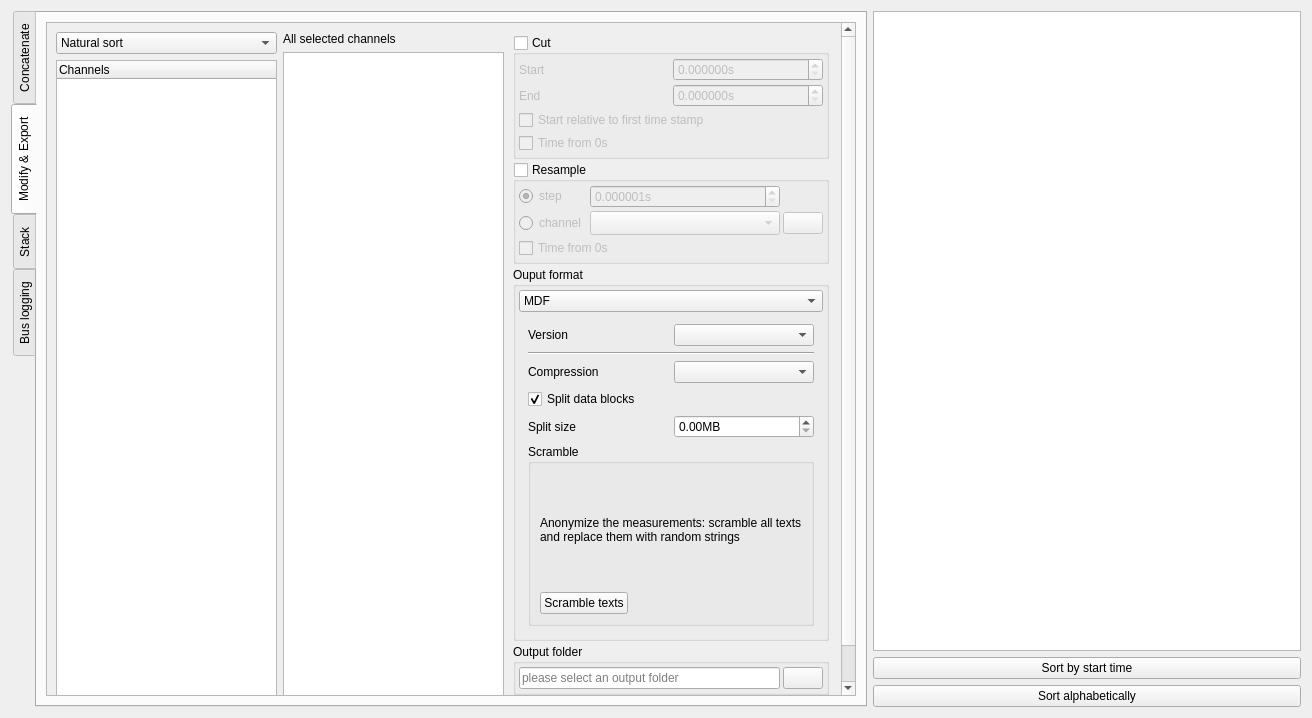
Above: src/asammdf/gui/ui/batch_widget.ui from danielhrisca/asammdf before the change. Below: the same form after it.
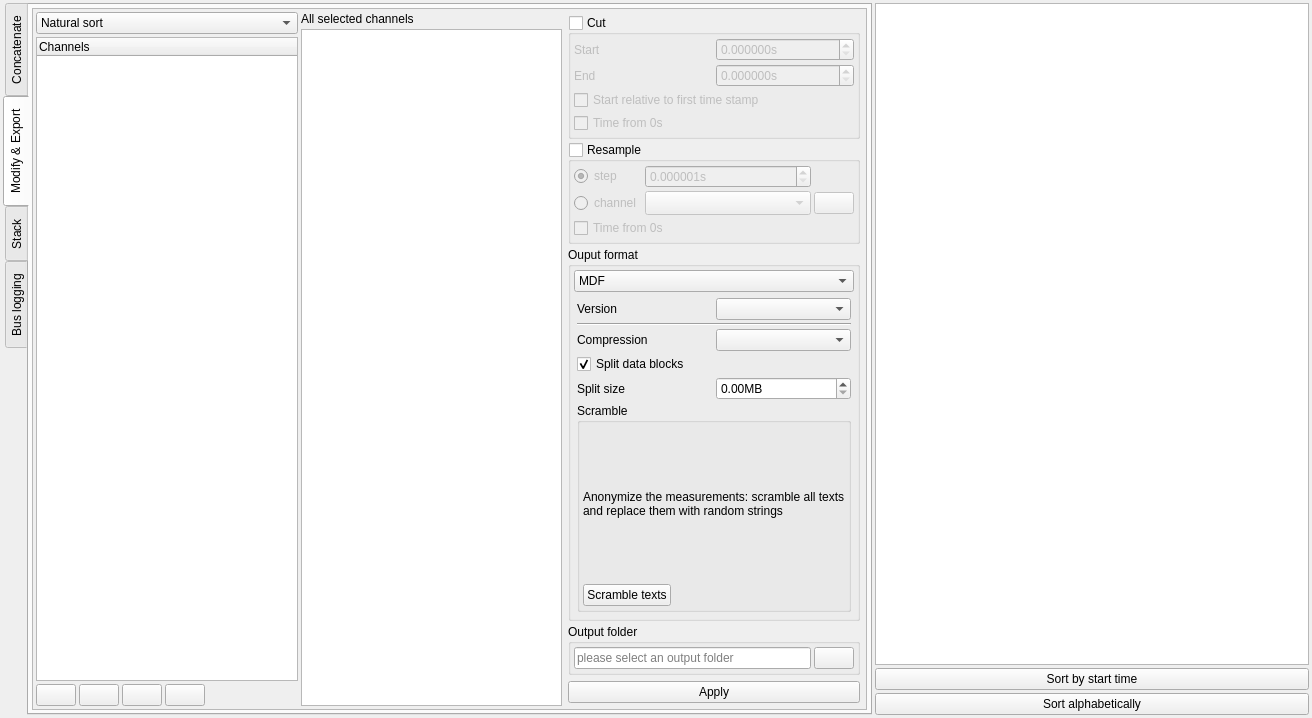
That is the form after the change. The open tabs and pages were chosen to show the change. Icons and pictures are not drawn. Custom widgets are drawn as their Qt base class.

What changed in the file:
```diff
--- a/src/asammdf/gui/ui/batch_widget.ui
+++ b/src/asammdf/gui/ui/batch_widget.ui
@@ -14,6 +14,21 @@
    <string>Form</string>
   </property>
   <layout class="QGridLayout" name="gridLayout_9" columnstretch="2,1">
+   <property name="leftMargin">
+  <number>3</number>
+</property>
+   <property name="topMargin">
+  <number>3</number>
+</property>
+   <property name="rightMargin">
+  <number>3</number>
+</property>
+   <property name="bottomMargin">
+  <number>3</number>
+</property>
+   <property name="spacing">
+  <number>3</number>
+</property>
    <item row="1" column="0">
     <widget class="QSplitter" name="splitter">
      <property name="orientation">
@@ -157,6 +172,21 @@
         <string>conv</string>
        </attribute>
        <layout class="QVBoxLayout" name="verticalLayout_5">
+        <property name="spacing">
+  <number>3</number>
+</property>
+        <property name="leftMargin">
+  <number>3</number>
+</property>
+        <property name="topMargin">
+  <number>3</number>
+</property>
+        <property name="rightMargin">
+  <number>3</number>
+</property>
+        <property name="bottomMargin">
+  <number>3</number>
+</property>
         <item>
          <widget class="QScrollArea" name="scrollArea_3">
           <property name="widgetResizable">
@@ -167,13 +197,31 @@
             <rect>
              <x>0</x>
              <y>0</y>
-             <width>810</width>
-             <height>674</height>
+             <width>832</width>
+             <height>698</height>
             </rect>
            </property>
            <layout class="QHBoxLayout" name="horizontalLayout_2" stretch="1,1,0">
+            <property name="spacing">
+  <number>3</number>
+</property>
+            <property name="leftMargin">
+  <number>3</number>
+</property>
+            <property name="topMargin">
+  <number>3</number>
+</property>
+            <property name="rightMargin">
+  <number>3</number>
+</property>
+            <property name="bottomMargin">
+  <number>3</number>
+</property>
             <item>
              <layout class="QVBoxLayout" name="verticalLayout_14">
+              <property name="spacing">
+  <number>3</number>
+</property>
               <item>
                <widget class="QComboBox" name="filter_view">
                 <item>
@@ -207,6 +255,9 @@
               </item>
               <item>
                <layout class="QHBoxLayout" name="horizontalLayout_5">
+                <property name="spacing">
+  <number>3</number>
+</property>
                 <item>
                  <widget class="QPushButton" name="load_filter_list_btn">
                   <property name="toolTip">
@@ -282,6 +333,9 @@
             </item>
             <item>
              <layout class="QVBoxLayout" name="verticalLayout_13">
+              <property name="spacing">
+  <number>3</number>
+</property>
               <item>
                <widget class="QLabel" name="label_3">
                 <property name="text">
@@ -567,6 +621,21 @@
                    </property>
                    <widget class="QWidget" name="MDF_2">
                     <layout class="QGridLayout" name="gridLayout_25" columnstretch="0,0">
+                     <property name="leftMargin">
+  <number>3</number>
+</property>
+                     <property name="topMargin">
+  <number>3</number>
+</property>
+                     <property name="rightMargin">
+  <number>3</number>
+</property>
+                     <property name="bottomMargin">
+  <number>3</number>
+</property>
+                     <property name="spacing">
+  <number>3</number>
+</property>
                      <item row="3" column="0" colspan="2">
                       <widget class="QCheckBox" name="mdf_split">
                        <property name="text">
@@ -630,6 +699,21 @@
                         <string>Scramble</string>
                        </property>
                        <layout class="QGridLayout" name="gridLayout_26" rowstretch="1,0" columnstretch="0,1">
+                        <property name="leftMargin">
+  <number>3</number>
+</property>
+                        <property name="topMargin">
+  <number>3</number>
+</property>
+                        <property name="rightMargin">
+  <number>3</number>
+</property>
+                        <property name="bottomMargin">
+  <number>3</number>
+</property>
+                        <property name="spacing">
+  <number>3</number>
+</property>
                         <item row="1" column="0">
                          <widget class="QPushButton" name="scramble_btn">
                           <property name="text">
@@ -1743,11 +1827,17 @@
    </item>
    <item row="1" column="1">
     <layout class="QVBoxLayout" name="list_layout">
+     <property name="spacing">
+  <number>3</number>
+</property>
      <item>
       <widget class="MinimalListWidget" name="files_list"/>
      </item>
      <item>
       <layout class="QVBoxLayout" name="verticalLayout_3">
+       <property name="spacing">
+  <number>3</number>
+</property>
        <item>
         <widget class="QPushButton" name="sort_by_start_time_btn">
          <property name="text">
```
Left out of the diff: 119 changed lines with no effect on the pictures.
